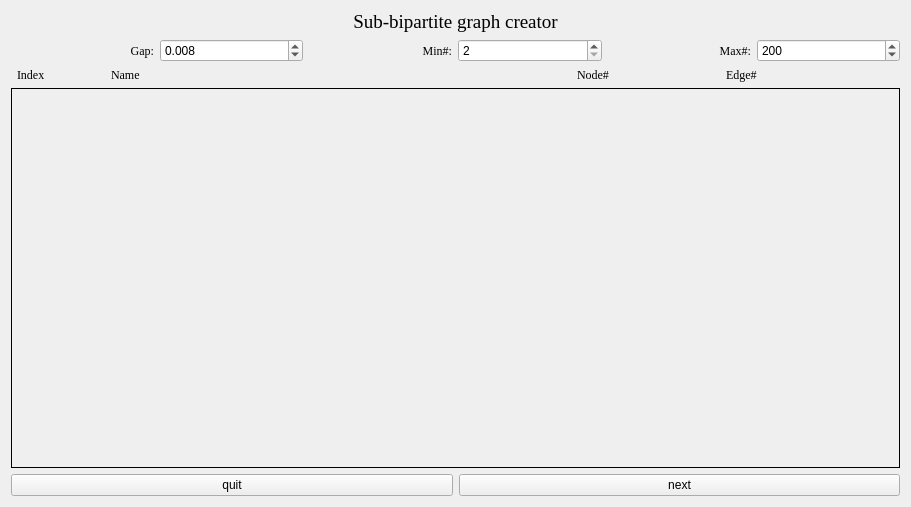
The window that design.ui (yujianke100/Sub-Bipartite-Graph-Creator) describes before a commit, drawn with Qt 5.
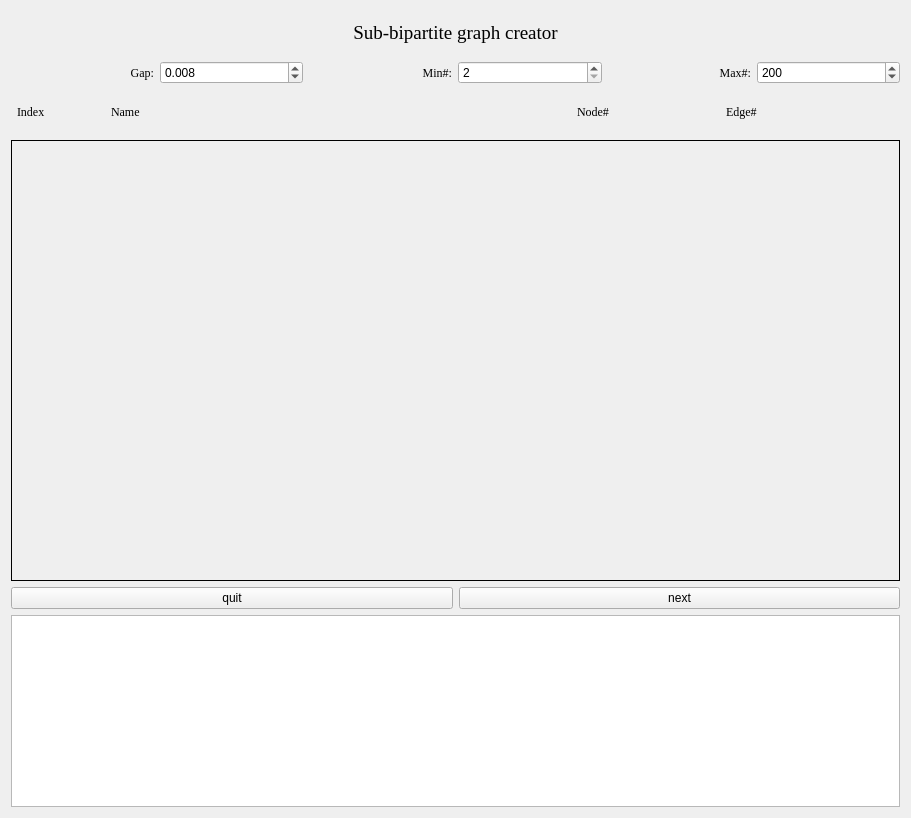
The same window after the commit.

```diff
--- a/design.ui
+++ b/design.ui
@@ -10,7 +10,7 @@
     <x>0</x>
     <y>0</y>
     <width>911</width>
-    <height>507</height>
+    <height>818</height>
    </rect>
   </property>
   <property name="windowTitle">
@@ -21,7 +21,7 @@
   </property>
   <layout class="QGridLayout" name="gridLayout">
    <item row="0" column="0">
-    <layout class="QVBoxLayout" name="verticalLayout">
+    <layout class="QVBoxLayout" name="verticalLayout" stretch="1,1,1,10,1,0">
      <item>
       <widget class="QLabel" name="label">
        <property name="font">
@@ -222,14 +222,14 @@
           <x>0</x>
           <y>0</y>
           <width>885</width>
-          <height>331</height>
+          <height>403</height>
          </rect>
         </property>
        </widget>
       </widget>
      </item>
      <item>
-      <layout class="QHBoxLayout" name="horizontalLayout_3" stretch="1,1">
+      <layout class="QHBoxLayout" name="horizontalLayout_3">
        <item>
         <widget class="QPushButton" name="quit">
          <property name="text">
@@ -246,6 +246,16 @@
        </item>
       </layout>
      </item>
+     <item>
+      <widget class="QTextBrowser" name="textBrowser">
+       <property name="font">
+        <font>
+         <family>Adobe Devanagari</family>
+         <pointsize>11</pointsize>
+        </font>
+       </property>
+      </widget>
+     </item>
     </layout>
    </item>
   </layout>
```
